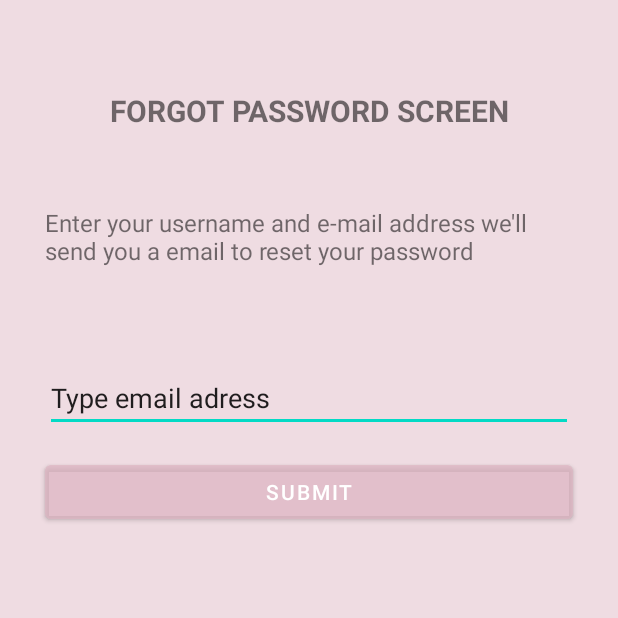
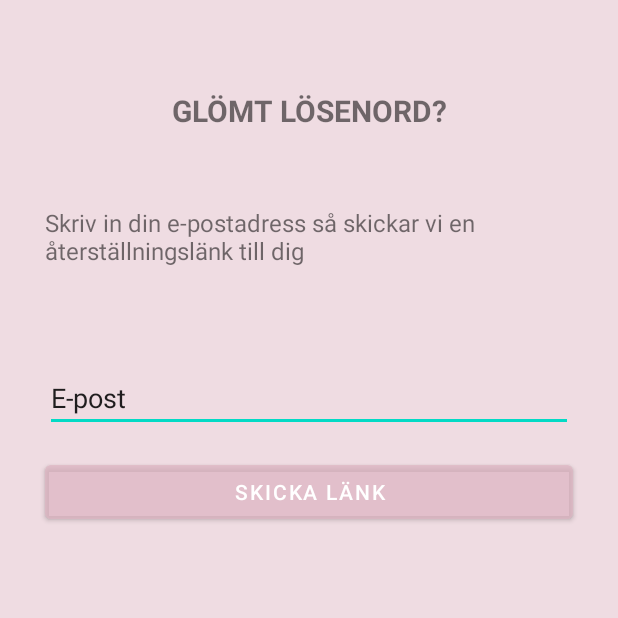
Before and after one commit to alex88g/SmultronStallet, an Android app: the ForgotPasswordActivity screen opened directly, with no data from a screen before it, on a phone screen of 412 x 824 dp, the top half of it. Run offline under Robolectric (Android 15) with nearby library versions, the phone set to English and light mode, and no system bars; our stand-ins replace Firebase (no records; nobody signed in at launch, a user with empty details on screens opened directly).

Commit message:
Stavning och språk

```diff
--- a/app/src/main/java/Login/SignInActivity.kt
+++ b/app/src/main/java/Login/SignInActivity.kt
@@ -54,7 +54,7 @@ class SignInActivity : AppCompatActivity() {
             BusinessTextView.setHint("")
             BusinessTextView.setText(null)
             buttonSignin.setText("Företag logga in")
-            wellcomeView.setText("Välkommen, logga in till Smultronstället företag")
+            wellcomeView.setText("Välkommen till Smultronstället! \n Logga in på företagskonto här")
             emailEt.setHint("Företag e-post")
             passET.setHint("Lösenord")
             OwnerSignin.setBackgroundResource(android.R.color.transparent)
--- a/app/src/main/res/layout/activity_forgot_password.xml
+++ b/app/src/main/res/layout/activity_forgot_password.xml
@@ -15,7 +15,7 @@
         android:layout_marginTop="60dp"
         android:layout_marginEnd="30dp"
         android:gravity="center"
-        android:text="FORGOT PASSWORD SCREEN"
+        android:text="GLÖMT LÖSENORD?"
         android:textSize="20sp"
         android:textStyle="bold"
         app:layout_constraintEnd_toEndOf="parent"
@@ -29,7 +29,7 @@
         android:layout_marginStart="30dp"
         android:layout_marginTop="50dp"
         android:layout_marginEnd="30dp"
-        android:text="Enter your username and e-mail address we\'ll send you a email to reset your password"
+        android:text="Skriv in din e-postadress så skickar vi en återställningslänk till dig"
         android:textSize="16sp"
         app:layout_constraintEnd_toEndOf="parent"
         app:layout_constraintStart_toStartOf="parent"
@@ -44,7 +44,7 @@
         android:layout_marginEnd="30dp"
         android:ems="10"
         android:inputType="textEmailAddress"
-        android:text="Type email adress"
+        android:text="E-post"
         app:layout_constraintEnd_toEndOf="parent"
         app:layout_constraintStart_toStartOf="parent"
         app:layout_constraintTop_toBottomOf="@+id/textEnter"
@@ -58,7 +58,7 @@
         android:layout_marginTop="16dp"
         android:layout_marginEnd="30dp"
         android:backgroundTint="#75DDB2C1"
-        android:text="Submit"
+        android:text="Skicka länk"
         app:layout_constraintEnd_toEndOf="parent"
         app:layout_constraintStart_toStartOf="parent"
         app:layout_constraintTop_toBottomOf="@+id/emailFor" />
--- a/app/src/main/res/layout/activity_main.xml
+++ b/app/src/main/res/layout/activity_main.xml
@@ -72,7 +72,7 @@
         android:layout_height="wrap_content"
         android:layout_marginTop="16dp"
         android:layout_marginEnd="5dp"
-        android:text="Signout"
+        android:text="Logga ut"
         android:textStyle="bold"
         app:layout_constraintEnd_toStartOf="@+id/buttonLog"
         app:layout_constraintTop_toTopOf="parent" />
--- a/app/src/main/res/layout/activity_sign_up.xml
+++ b/app/src/main/res/layout/activity_sign_up.xml
@@ -124,7 +124,7 @@
         android:layout_marginTop="50dp"
         android:layout_marginEnd="15dp"
         android:gravity="center"
-        android:text="Registrera dig till Smultronstället privat!"
+        android:text="Registrera dig som användare"
         android:textColor="#79DC648C"
         android:textSize="34sp"
         app:layout_constraintEnd_toEndOf="parent"
@@ -139,7 +139,7 @@
         android:layout_marginTop="16dp"
         android:layout_marginEnd="30dp"
         android:gravity="center"
-        android:text="Redan registrerad, logga in!"
+        android:text="Redan registrerad, logga in här!"
         android:textColor="#000000"
         android:textSize="14sp"
         android:textStyle="bold"
```
Also changed, not shown: app/src/main/res/layout/activity_sign_in.xml (+5 -5 lines).
